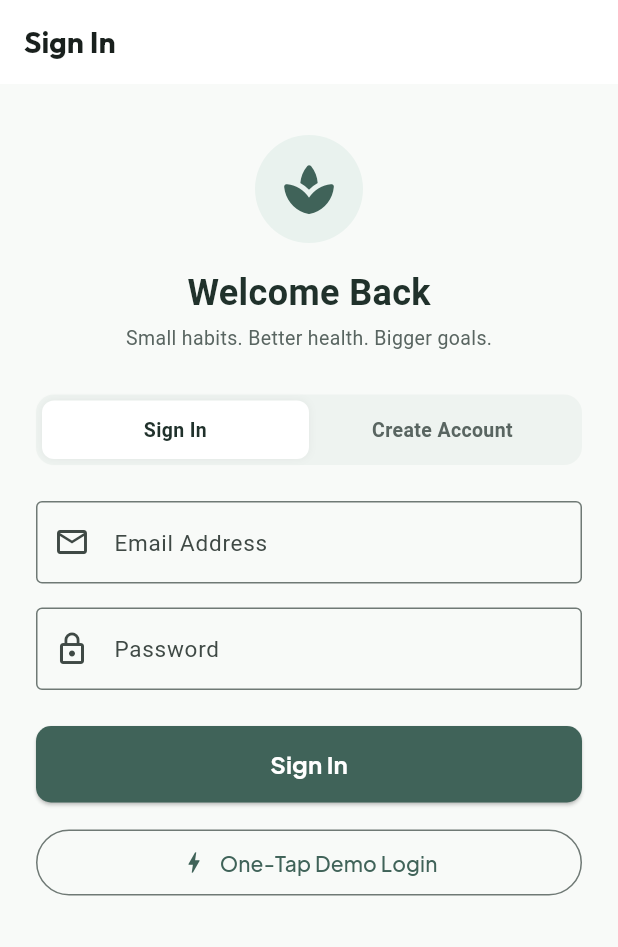
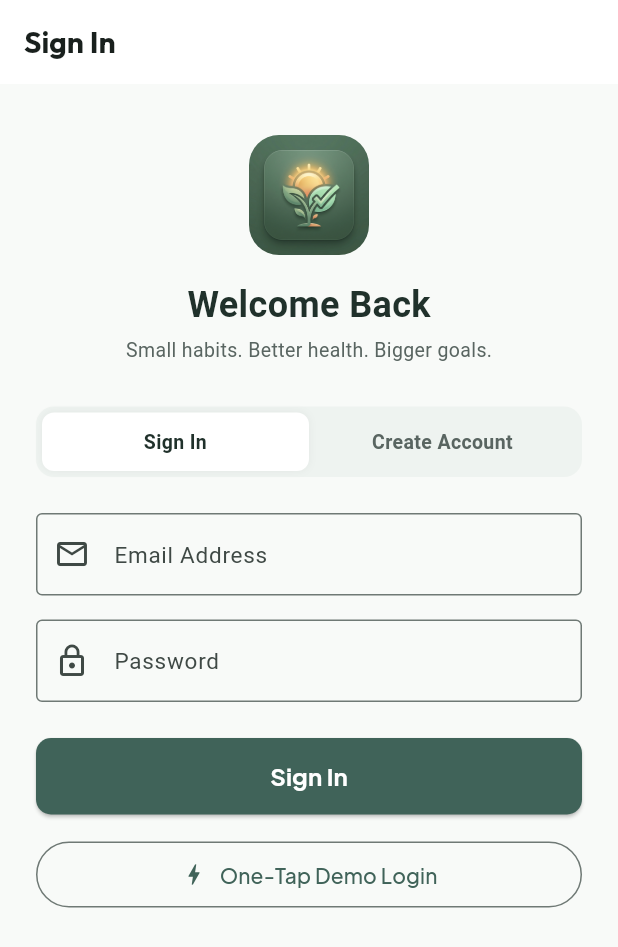
Before and after one commit to suhani-shinde1812/Goals-Tracker, a Flutter app: the AuthScreen screen opened by its route, on a phone screen of 412 x 824 dp. Shown: the top 947 px of the screen. Run offline on Flutter 3.47's test engine with Material 3 defaults, Android fonts, the phone set to English and light mode, and no system bars; our stand-ins replace flutter_riverpod, go_router, google_fonts, shared_preferences; accounts and stored records are empty; network calls fail.

Commit message:
feat(mobile): add custom BloomTrack brand app logo and Android mipmap launcher icons

```diff
--- a/flutter_app/lib/screens/auth_screen.dart
+++ b/flutter_app/lib/screens/auth_screen.dart
@@ -107,14 +107,22 @@ class _AuthScreenState extends State<AuthScreen> {
                   const SizedBox(height: 10),
                   // Logo & Brand
                   Center(
-                    child: Container(
-                      width: 72,
-                      height: 72,
-                      decoration: BoxDecoration(
-                        color: AppTheme.primarySoft,
-                        shape: BoxShape.circle,
+                    child: ClipRRect(
+                      borderRadius: BorderRadius.circular(20),
+                      child: Image.asset(
+                        'assets/images/app_logo.png',
+                        width: 80,
+                        height: 80,
+                        errorBuilder: (_, __, ___) => Container(
+                          width: 80,
+                          height: 80,
+                          decoration: BoxDecoration(
+                            color: AppTheme.primarySoft,
+                            borderRadius: BorderRadius.circular(20),
+                          ),
+                          child: const Icon(Icons.spa_rounded, color: AppTheme.primaryColor, size: 44),
+                        ),
                       ),
-                      child: const Icon(Icons.spa_rounded, color: AppTheme.primaryColor, size: 40),
                     ),
                   ),
                   const SizedBox(height: 16),
--- a/flutter_app/pubspec.yaml
+++ b/flutter_app/pubspec.yaml
@@ -26,3 +26,5 @@ dev_dependencies:
 
 flutter:
   uses-material-design: true
+  assets:
+    - assets/images/
```
Also changed, not shown: flutter_app/assets/images/app_logo.png (added), 6 other files.
